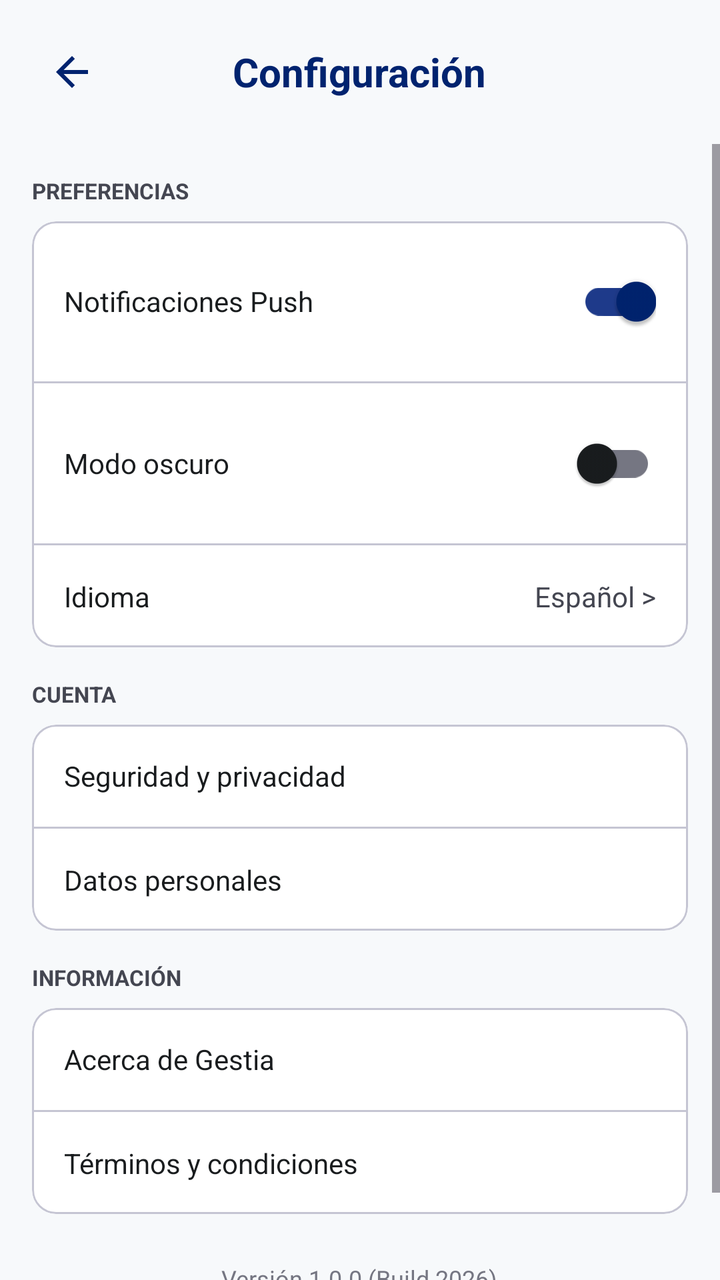
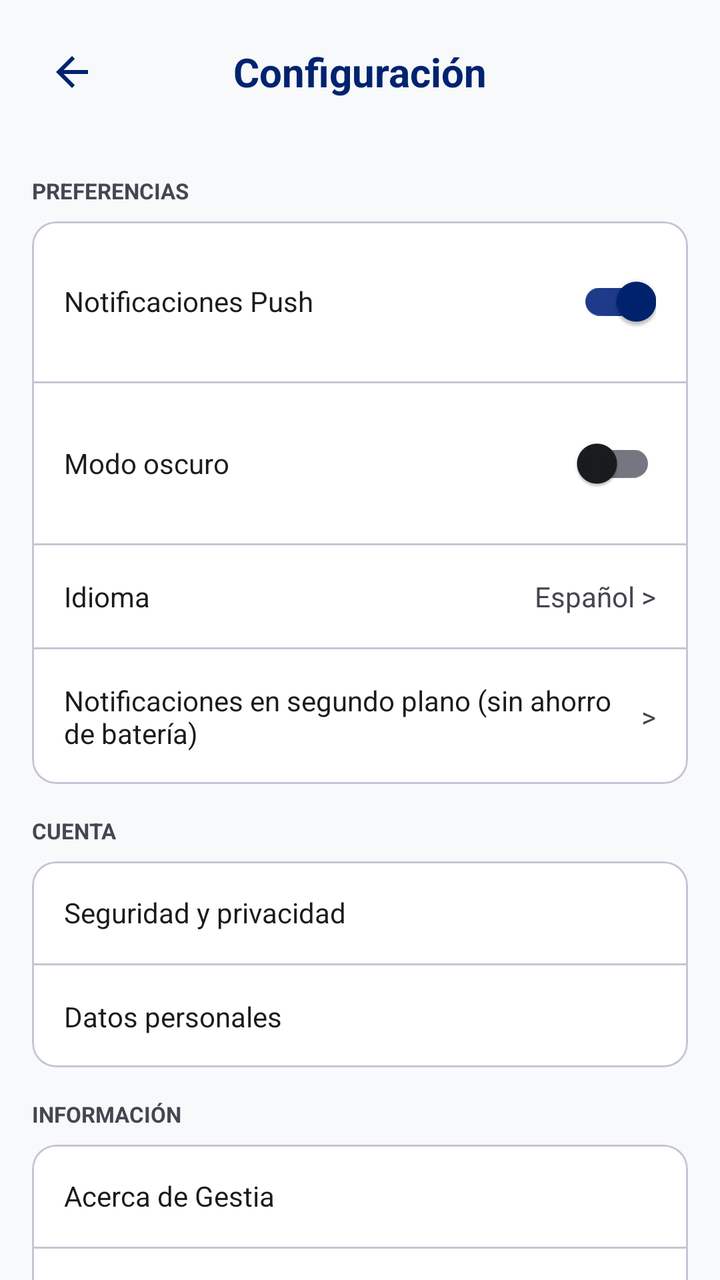

Two renders of the same Android screen: before a commit and after it. Below are the layout's source before the change and the commit's diff.
<!-- AndroidManifest.xml: application theme Theme.MaquetaGestia -->
<!-- res/layout/activity_frm_configuracion.xml -->
<?xml version="1.0" encoding="utf-8"?>
<RelativeLayout xmlns:android="http://schemas.android.com/apk/res/android"
    xmlns:app="http://schemas.android.com/apk/res-auto"
    xmlns:tools="http://schemas.android.com/tools"
    android:id="@+id/main"
    android:layout_width="match_parent"
    android:layout_height="match_parent"
    android:background="@color/background"
    tools:context=".vista.frm_configuracion">

    
    <RelativeLayout
        android:id="@+id/headerConfig"
        android:layout_width="match_parent"
        android:layout_height="wrap_content"
        android:padding="16dp">

        <ImageButton
            android:id="@+id/btnVolverConfig"
            android:layout_width="40dp"
            android:layout_height="40dp"
            android:layout_alignParentStart="true"
            android:layout_centerVertical="true"
            android:background="?attr/selectableItemBackgroundBorderless"
            android:contentDescription="Volver"
            android:onClick="volverAlPerfil"
            android:src="@drawable/arrow_back_24dp_e3e3e3_fill0_wght400_grad0_opsz24"
            app:tint="@color/primary" />

        <TextView
            android:layout_width="wrap_content"
            android:layout_height="wrap_content"
            android:layout_centerInParent="true"
            android:text="Configuración"
            android:textColor="@color/primary"
            android:textSize="20sp"
            android:textStyle="bold" />
    </RelativeLayout>

    
    <ScrollView
        android:layout_width="match_parent"
        android:layout_height="match_parent"
        android:layout_below="@id/headerConfig"
        android:fillViewport="true">

        <LinearLayout
            android:layout_width="match_parent"
            android:layout_height="wrap_content"
            android:orientation="vertical"
            android:padding="16dp">

            
            <TextView
                android:layout_width="wrap_content"
                android:layout_height="wrap_content"
                android:layout_marginBottom="8dp"
                android:text="PREFERENCIAS"
                android:textColor="@color/on_surface_variant"
                android:textSize="11sp"
                android:textStyle="bold" />

            <com.google.android.material.card.MaterialCardView
                android:layout_width="match_parent"
                android:layout_height="wrap_content"
                android:layout_marginBottom="16dp"
                app:cardBackgroundColor="@color/surface_container_lowest"
                app:cardCornerRadius="12dp"
                app:strokeColor="@color/outline_variant">

                <LinearLayout
                    android:layout_width="match_parent"
                    android:layout_height="wrap_content"
                    android:orientation="vertical">

                    
                    <RelativeLayout
                        android:layout_width="match_parent"
                        android:layout_height="wrap_content"
                        android:padding="16dp">

                        <TextView
                            android:layout_width="wrap_content"
                            android:layout_height="wrap_content"
                            android:layout_alignParentStart="true"
                            android:layout_centerVertical="true"
                            android:text="Notificaciones Push"
                            android:textColor="@color/on_surface"
                            android:textSize="14sp" />

                        <com.google.android.material.switchmaterial.SwitchMaterial
                            android:id="@+id/switchPush"
                            android:layout_width="wrap_content"
                            android:layout_height="wrap_content"
                            android:layout_alignParentEnd="true"
                            android:checked="true" />
                    </RelativeLayout>

                    <View
                        android:layout_width="match_parent"
                        android:layout_height="1dp"
                        android:background="@color/outline_variant" />

                    
                    <RelativeLayout
                        android:layout_width="match_parent"
                        android:layout_height="wrap_content"
                        android:padding="16dp">

                        <TextView
                            android:layout_width="wrap_content"
                            android:layout_height="wrap_content"
                            android:layout_alignParentStart="true"
                            android:layout_centerVertical="true"
                            android:text="Modo oscuro"
                            android:textColor="@color/on_surface"
                            android:textSize="14sp" />

                        <com.google.android.material.switchmaterial.SwitchMaterial
                            android:id="@+id/switchDark"
                            android:layout_width="wrap_content"
                            android:layout_height="wrap_content"
                            android:layout_alignParentEnd="true"
                            android:checked="false" />
                    </RelativeLayout>

                    <View
                        android:layout_width="match_parent"
                        android:layout_height="1dp"
                        android:background="@color/outline_variant" />

                    
                    <RelativeLayout
                        android:id="@+id/rowIdioma"
                        android:layout_width="match_parent"
                        android:layout_height="wrap_content"
                        android:background="?attr/selectableItemBackground"
                        android:clickable="true"
                        android:focusable="true"
                        android:onClick="mostrarDialogoIdioma"
                        android:padding="16dp">

                        <TextView
                            android:layout_width="wrap_content"
                            android:layout_height="wrap_content"
                            android:layout_alignParentStart="true"
                            android:layout_centerVertical="true"
                            android:text="Idioma"
                            android:textColor="@color/on_surface"
                            android:textSize="14sp" />

                        <TextView
                            android:layout_width="wrap_content"
                            android:layout_height="wrap_content"
                            android:layout_alignParentEnd="true"
                            android:layout_centerVertical="true"
                            android:text="Español >"
                            android:textColor="@color/on_surface_variant"
                            android:textSize="14sp" />
                    </RelativeLayout>
                </LinearLayout>
            </com.google.android.material.card.MaterialCardView>

            
            <TextView
                android:layout_width="wrap_content"
                android:layout_height="wrap_content"
                android:layout_marginBottom="8dp"
                android:text="CUENTA"
                android:textColor="@color/on_surface_variant"
                android:textSize="11sp"
                android:textStyle="bold" />

            <com.google.android.material.card.MaterialCardView
                android:layout_width="match_parent"
                android:layout_height="wrap_content"
                android:layout_marginBottom="16dp"
                app:cardBackgroundColor="@color/surface_container_lowest"
                app:cardCornerRadius="12dp"
                app:strokeColor="@color/outline_variant">

                <LinearLayout
                    android:layout_width="match_parent"
                    android:layout_height="wrap_content"
                    android:orientation="vertical">

                    <TextView
                        android:id="@+id/rowSeguridad"
                        android:layout_width="match_parent"
                        android:layout_height="wrap_content"
                        android:background="?attr/selectableItemBackground"
                        android:clickable="true"
                        android:focusable="true"
                        android:onClick="mostrarDialogoSeguridad"
                        android:padding="16dp"
                        android:text="Seguridad y privacidad"
                        android:textColor="@color/on_surface"
                        android:textSize="14sp" />

                    <View
                        android:layout_width="match_parent"
                        android:layout_height="1dp"
                        android:background="@color/outline_variant" />

                    <TextView
                        android:id="@+id/rowDatosPersonales"
                        android:layout_width="match_parent"
                        android:layout_height="wrap_content"
                        android:background="?attr/selectableItemBackground"
                        android:clickable="true"
                        android:focusable="true"
                        android:onClick="abrirDatosPersonales"
                        android:padding="16dp"
                        android:text="Datos personales"
                        android:textColor="@color/on_surface"
                        android:textSize="14sp" />
                </LinearLayout>
            </com.google.android.material.card.MaterialCardView>

            
            <TextView
                android:layout_width="wrap_content"
                android:layout_height="wrap_content"
                android:layout_marginBottom="8dp"
                android:text="INFORMACIÓN"
                android:textColor="@color/on_surface_variant"
                android:textSize="11sp"
                android:textStyle="bold" />

            <com.google.android.material.card.MaterialCardView
                android:layout_width="match_parent"
                android:layout_height="wrap_content"
                android:layout_marginBottom="24dp"
                app:cardBackgroundColor="@color/surface_container_lowest"
                app:cardCornerRadius="12dp"
                app:strokeColor="@color/outline_variant">

                <LinearLayout
                    android:layout_width="match_parent"
                    android:layout_height="wrap_content"
                    android:orientation="vertical">

                    <TextView
                        android:id="@+id/rowAcercaDe"
                        android:layout_width="match_parent"
                        android:layout_height="wrap_content"
                        android:background="?attr/selectableItemBackground"
                        android:clickable="true"
                        android:focusable="true"
                        android:onClick="mostrarAcercaDe"
                        android:padding="16dp"
                        android:text="Acerca de Gestia"
                        android:textColor="@color/on_surface"
                        android:textSize="14sp" />

                    <View
                        android:layout_width="match_parent"
                        android:layout_height="1dp"
                        android:background="@color/outline_variant" />

                    <TextView
                        android:id="@+id/rowTerminosConfig"
                        android:layout_width="match_parent"
                        android:layout_height="wrap_content"
                        android:background="?attr/selectableItemBackground"
                        android:clickable="true"
                        android:focusable="true"
                        android:onClick="mostrarTerminosConfig"
                        android:padding="16dp"
                        android:text="Términos y condiciones"
                        android:textColor="@color/on_surface"
                        android:textSize="14sp" />
                </LinearLayout>
            </com.google.android.material.card.MaterialCardView>

            
            <TextView
                android:layout_width="wrap_content"
                android:layout_height="wrap_content"
                android:layout_gravity="center_horizontal"
                android:layout_marginBottom="24dp"
                android:text="Versión 1.0.0 (Build 2026)"
                android:textColor="@color/outline"
                android:textSize="12sp" />

        </LinearLayout>
    </ScrollView>

</RelativeLayout>
<!-- resources referenced by this layout -->
<resources>
  <color name="background">#F7F9FB</color>
  <color name="on_surface">#191C1E</color>
  <color name="on_surface_variant">#444651</color>
  <color name="outline">#757682</color>
  <color name="outline_variant">#C5C5D3</color>
  <color name="primary">#00236F</color>
  <color name="surface_container_lowest">#FFFFFF</color>
  <!-- drawable arrow_back_24dp_e3e3e3_fill0_wght400_grad0_opsz24 (drawable) -->
  <vector xmlns:android="http://schemas.android.com/apk/res/android"
      android:width="24dp"
      android:height="24dp"
      android:viewportWidth="960"
      android:viewportHeight="960">
    <path
        android:pathData="m313,520 l224,224 -57,56 -320,-320 320,-320 57,56 -224,224h487v80L313,520Z"
        android:fillColor="#e3e3e3"/>
  </vector>
  <style name="Theme.MaquetaGestia" parent="Base.Theme.MaquetaGestia" />
  <style name="Base.Theme.MaquetaGestia" parent="Theme.Material3.DayNight.NoActionBar">
          
          <item name="colorPrimary">@color/primary</item>
          <item name="colorOnPrimary">@color/on_primary</item>
          <item name="colorPrimaryContainer">@color/primary_container</item>
          <item name="colorOnPrimaryContainer">@color/on_primary_container</item>
  
          
          <item name="colorSecondary">@color/secondary</item>
          <item name="colorOnSecondary">@color/on_secondary</item>
          <item name="colorSecondaryContainer">@color/secondary_container</item>
  
          
          <item name="android:colorBackground">@color/background</item>
          <item name="colorSurface">@color/surface</item>
          <item name="colorOnSurface">@color/on_surface</item>
          <item name="colorOnSurfaceVariant">@color/on_surface_variant</item>
  
          
          <item name="colorOutline">@color/outline</item>
          <item name="colorOutlineVariant">@color/outline_variant</item>
          <item name="colorError">@color/error</item>
          <item name="colorErrorContainer">@color/error_container</item>
          <item name="colorOnError">@color/on_error</item>
      </style>
  <color name="on_primary">#FFFFFF</color>
  <color name="primary_container">#1E3A8A</color>
  <color name="on_primary_container">#90A8FF</color>
  <color name="secondary">#006398</color>
  <color name="on_secondary">#FFFFFF</color>
  <color name="secondary_container">#5BB8FE</color>
  <color name="surface">#F7F9FB</color>
  <color name="error">#BA1A1A</color>
  <color name="error_container">#FFDAD6</color>
  <color name="on_error">#FFFFFF</color>
</resources>

<!-- the commit's change to res/layout/activity_frm_configuracion.xml (unified diff, before → after) -->
@@ -28,9 +28,15 @@
             app:tint="@color/primary" />
 
         <TextView
-            android:layout_width="wrap_content"
+            android:layout_width="match_parent"
             android:layout_height="wrap_content"
-            android:layout_centerInParent="true"
+            android:layout_centerVertical="true"
+            android:layout_marginStart="8dp"
+            android:layout_marginEnd="48dp"
+            android:layout_toEndOf="@id/btnVolverConfig"
+            android:ellipsize="end"
+            android:gravity="center"
+            android:maxLines="1"
             android:text="Configuración"
             android:textColor="@color/primary"
             android:textSize="20sp"
@@ -38,17 +44,20 @@
     </RelativeLayout>
 
     
-    <ScrollView
+    <androidx.core.widget.NestedScrollView
         android:layout_width="match_parent"
         android:layout_height="match_parent"
         android:layout_below="@id/headerConfig"
+        android:clipToPadding="false"
         android:fillViewport="true">
 
         <LinearLayout
             android:layout_width="match_parent"
             android:layout_height="wrap_content"
             android:orientation="vertical"
-            android:padding="16dp">
+            android:paddingHorizontal="16dp"
+            android:paddingTop="16dp"
+            android:paddingBottom="24dp">
 
             
             <TextView
@@ -84,6 +93,8 @@
                             android:layout_height="wrap_content"
                             android:layout_alignParentStart="true"
                             android:layout_centerVertical="true"
+                            android:layout_marginEnd="12dp"
+                            android:layout_toStartOf="@id/switchPush"
                             android:text="Notificaciones Push"
                             android:textColor="@color/on_surface"
                             android:textSize="14sp" />
@@ -112,6 +123,8 @@
                             android:layout_height="wrap_content"
                             android:layout_alignParentStart="true"
                             android:layout_centerVertical="true"
+                            android:layout_marginEnd="12dp"
+                            android:layout_toStartOf="@id/switchDark"
                             android:text="Modo oscuro"
                             android:textColor="@color/on_surface"
                             android:textSize="14sp" />
@@ -155,6 +168,45 @@
                             android:layout_alignParentEnd="true"
                             android:layout_centerVertical="true"
                             android:text="Español >"
+                            android:textColor="@color/on_surface_variant"
+                            android:textSize="14sp" />
+                    </RelativeLayout>
+
+                    <View
+                        android:layout_width="match_parent"
+                        android:layout_height="1dp"
+                        android:background="@color/outline_variant" />
+
+                    
+                    <RelativeLayout
+                        android:id="@+id/rowNotificacionesSegundoPlano"
+                        android:layout_width="match_parent"
+                        android:layout_height="wrap_content"
+                        android:background="?attr/selectableItemBackground"
+                        android:clickable="true"
+                        android:focusable="true"
+                        android:minHeight="48dp"
+                        android:onClick="abrirAjustesBateriaNotificaciones"
+                        android:padding="16dp">
+
+                        <TextView
+                            android:layout_width="wrap_content"
+                            android:layout_height="wrap_content"
+                            android:layout_alignParentStart="true"
+                            android:layout_centerVertical="true"
+                            android:layout_marginEnd="12dp"
+                            android:layout_toStartOf="@id/lblFlechaBateriaConfig"
+                            android:text="Notificaciones en segundo plano (sin ahorro de batería)"
+                            android:textColor="@color/on_surface"
+                            android:textSize="14sp" />
+
+                        <TextView
+                            android:id="@+id/lblFlechaBateriaConfig"
+                            android:layout_width="wrap_content"
+                            android:layout_height="wrap_content"
+                            android:layout_alignParentEnd="true"
+                            android:layout_centerVertical="true"
+                            android:text="&gt;"
                             android:textColor="@color/on_surface_variant"
                             android:textSize="14sp" />
                     </RelativeLayout>
@@ -284,6 +336,6 @@
                 android:textSize="12sp" />
 
         </LinearLayout>
-    </ScrollView>
+    </androidx.core.widget.NestedScrollView>
 
 </RelativeLayout>
